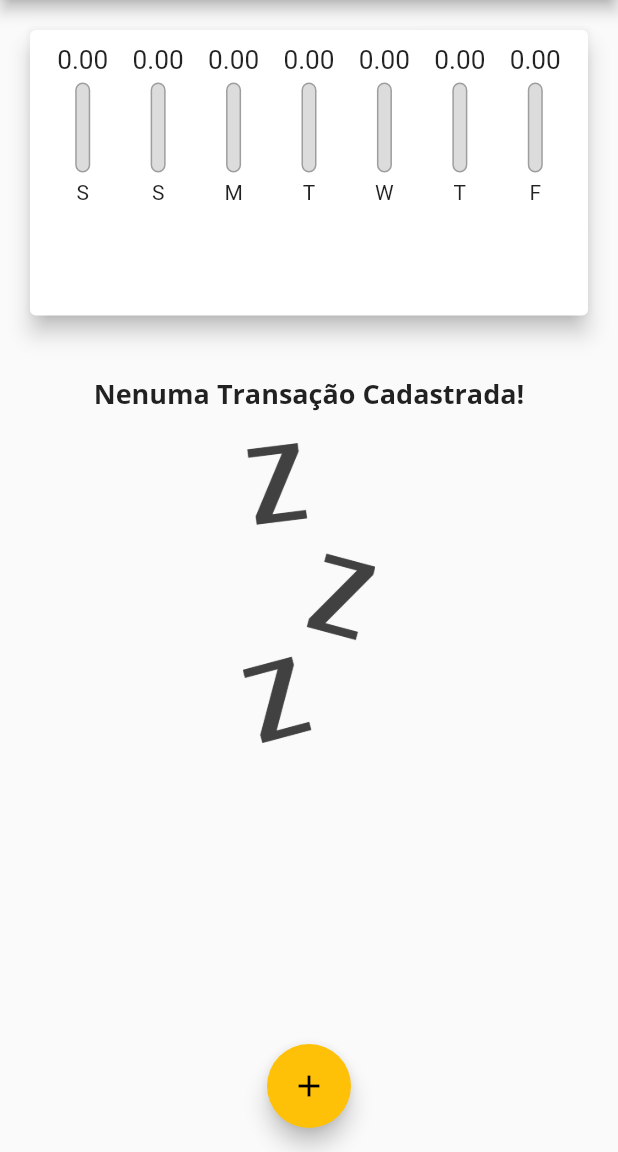
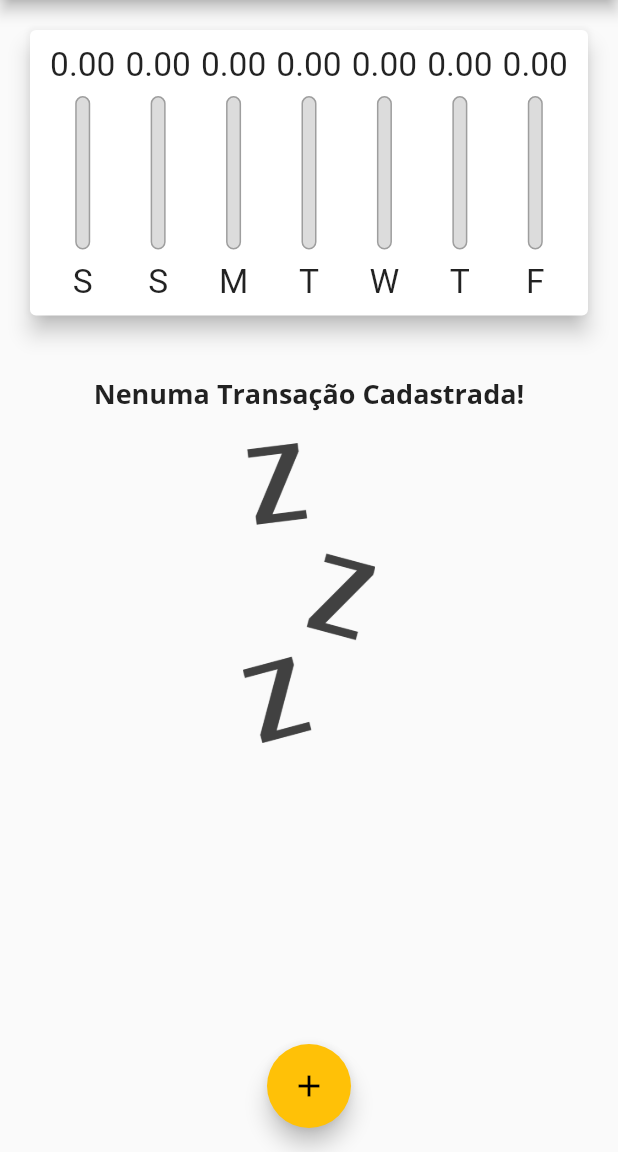
Before and after one commit to elton-costa/expenses, a Flutter app: the screen it shows after launch, on a phone screen of 412 x 824 dp, the part 84-1236 px from its top. Run offline on Flutter 3.47's test engine with Material 2 defaults, Android fonts, the light colour scheme and no system bars; missing offline and left inert: dart:html.

Commit message:
Create LayoutBuilder

```diff
--- a/lib/components/chart_bar.dart
+++ b/lib/components/chart_bar.dart
@@ -13,17 +13,19 @@ class ChartBar extends StatelessWidget {
 
   @override
   Widget build(BuildContext context) {
+    return LayoutBuilder(
+      builder: (ctx, constraints) {
         return Column(
           children: [
             Container(
-          height: 20,
+              height: constraints.maxHeight * 0.15,
               child: FittedBox(
                 child: Text('${value.toStringAsFixed(2)}'),
               ),
             ),
-        SizedBox(height: 5),
+            SizedBox(height: constraints.maxHeight * 0.05),
             Container(
-          height: 60,
+              height: constraints.maxHeight * 0.6,
               width: 10,
               child: Stack(
                 alignment: Alignment.bottomCenter,
@@ -50,9 +52,16 @@ class ChartBar extends StatelessWidget {
                 ],
               ),
             ),
-        SizedBox(height: 5),
-        Text(label),
+            SizedBox(height: constraints.maxHeight * 0.05),
+            Container(
+              height: constraints.maxHeight * 0.15,
+              child: FittedBox(
+                child: Text(label),
+              ),
+            ),
           ],
+        );
+      },
     );
   }
 }
```
Lines whose indentation alone changed are shown as unchanged.
